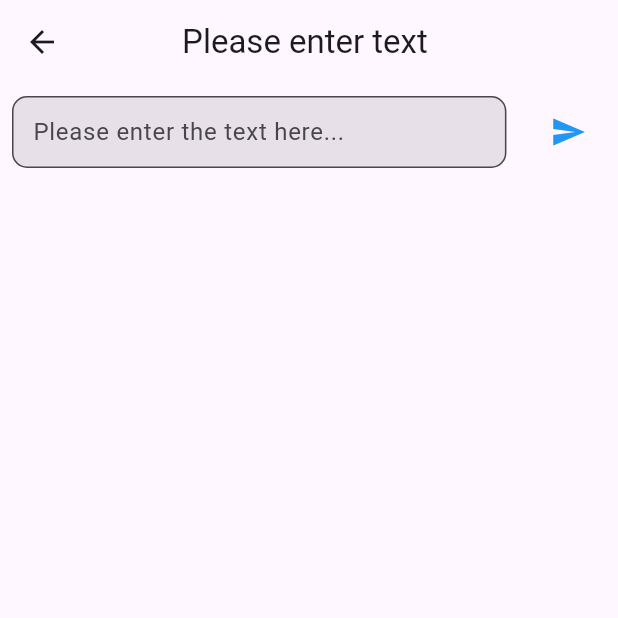
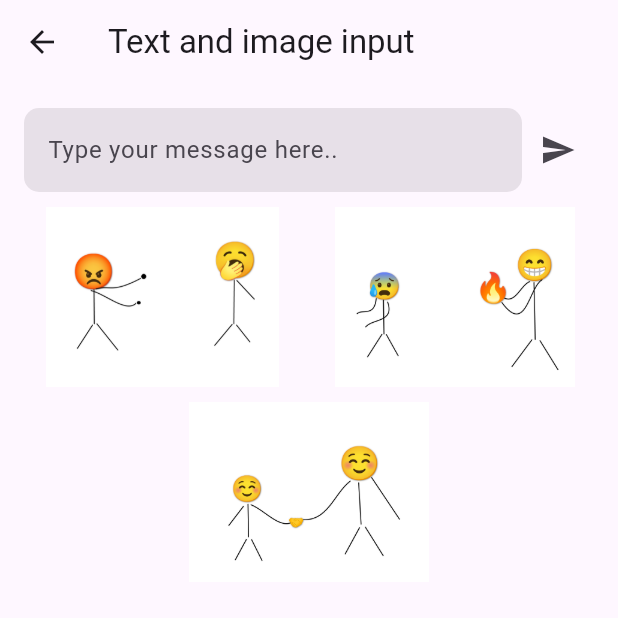
Before and after one commit to KRITAN-SHRESTHA/GeminiApp, a Flutter app: the screen it shows after launch, after a tap on an icon or button, on a phone screen of 412 x 824 dp, the top half of it. Run offline on Flutter 3.47's test engine with Material 3 defaults, Android fonts, the phone set to English and light mode, and no system bars; our stand-ins replace chat_bubbles, flutter_markdown, google_generative_ai, lottie; network calls fail.

Commit message:
fixed some design

```diff
--- a/lib/home.dart
+++ b/lib/home.dart
@@ -1,6 +1,9 @@
 import 'dart:io';
 
 import 'package:flutter/material.dart';
+import 'package:geminiapp/chat_section.dart';
+import 'package:geminiapp/stream_responses.dart';
+import 'package:geminiapp/text_image_input.dart';
 import 'package:geminiapp/text_only_input.dart';
 
 class HomePage extends StatefulWidget {
@@ -44,7 +47,7 @@ class _HomePageState extends State<HomePage> {
             TextButton(
               onPressed: () {
                 Navigator.of(context).push(MaterialPageRoute(
-                    builder: (context) => const TextOnlyInput()));
+                    builder: (context) => const TextImageInput()));
               },
               child: const Text(
                   'Generate text from text-and-image input (multimodal)'),
@@ -53,7 +56,7 @@ class _HomePageState extends State<HomePage> {
             TextButton(
               onPressed: () {
                 Navigator.of(context).push(MaterialPageRoute(
-                    builder: (context) => const TextOnlyInput()));
+                    builder: (context) => const StreamResponses()));
               },
               child: const Text('Build multi-turn conversations (chat)'),
             ),
@@ -61,7 +64,7 @@ class _HomePageState extends State<HomePage> {
             TextButton(
               onPressed: () {
                 Navigator.of(context).push(MaterialPageRoute(
-                    builder: (context) => const TextOnlyInput()));
+                    builder: (context) => const MultiTurnConversation()));
               },
               child: const Text('Use streaming for faster interactions'),
             ),
--- /dev/null
+++ b/lib/text_image_input.dart
@@ -0,0 +1,171 @@
+import 'package:flutter/material.dart';
+import 'package:flutter/services.dart';
+import 'package:google_generative_ai/google_generative_ai.dart';
+
+class TextImageInput extends StatefulWidget {
+  const TextImageInput({super.key});
+
+  @override
+  TextImageInputState createState() => TextImageInputState();
+}
+
+class TextImageInputState extends State<TextImageInput> {
+  String input = '';
+  String output = '';
+  bool loading = false;
+
+  @override
+  Widget build(BuildContext context) {
+    return Scaffold(
+      appBar: AppBar(
+        title: const Text('Text and image input'),
+      ),
+      body: Container(
+        padding: const EdgeInsets.all(16),
+        child: SingleChildScrollView(
+          child: Column(
+            children: [
+              Row(
+                children: [
+                  Expanded(
+                    child: TextField(
+                      decoration: InputDecoration(
+                        hintText: 'Type your message here..',
+                        fillColor: Colors.grey[20],
+                        filled: true,
+                        border: OutlineInputBorder(
+                          borderRadius: BorderRadius.circular(10),
+                          borderSide: BorderSide.none,
+                        ),
+                      ),
+                      onChanged: (value) {
+                        input = value;
+                      },
+                    ),
+                  ),
+                  loading
+                      ? const Padding(
+                          padding: EdgeInsets.all(8.0),
+                          child: CircularProgressIndicator(),
+                        )
+                      : IconButton(
+                          onPressed: generateText,
+                          icon: const Icon(Icons.send),
+                        ),
+                ],
+              ),
+              const SizedBox(
+                height: 10,
+              ),
+              Column(
+                children: [
+                  Row(
+                    children: [
+                      Expanded(
+                        child: Image.asset(
+                          'assets/images/image-input-1.png',
+                          fit: BoxFit.contain,
+                          height: 120,
+                        ),
+                      ),
+                      const SizedBox(
+                        width: 10,
+                      ),
+                      Expanded(
+                        child: Image.asset(
+                          'assets/images/image-input-2.png',
+                          fit: BoxFit.contain,
+                          height: 120,
+                        ),
+                      ),
+                    ],
+                  ),
+                  const SizedBox(
+                    height: 10,
+                  ),
+                  Row(
+                    children: [
+                      Expanded(
+                        child: Image.asset(
+                          'assets/images/image-input-3.png',
+                          fit: BoxFit.contain,
+                          height: 120,
+                        ),
+                      ),
+                    ],
+                  )
+                ],
+              ),
+              // const SizedBox(
+              //   height: 20,
+              // ),
+              // ElevatedButton(
+              //   onPressed: generateText,
+              //   child: const Text('Generate text'),
+              // ),
+              // const SizedBox(
+              //   height: 20,
+              // ),
+              // (loading)
+              //     ? const Center(
+              //         child: CircularProgressIndicator(),
+              //       )
+              //     : Text(output),
+              const SizedBox(
+                height: 20,
+              ),
+              Text(output)
+            ],
+          ),
+        ),
+      ),
+    );
+  }
+
+  generateText() async {
+    setState(() {
+      loading = true;
+    });
+    const apiKey = 'AIzaSyBxwdZiDk2Yz7LQ3FbBEiKXFlLfgEWEqps';
+
+    // for text and image input, use gemini-pro-vision model
+    final model = GenerativeModel(model: 'gemini-pro-vision', apiKey: apiKey);
+    final (firstImage, secondImage, thirdImage) = await (
+      getImageBytes('assets/images/image-input-1.png'),
+      getImageBytes('assets/images/image-input-2.png'),
+      getImageBytes('assets/images/image-input-3.png'),
+    ).wait;
+
+    if (firstImage == null || secondImage == null || thirdImage == null) {
+      setState(() {
+        output = 'Error loading images';
+        loading = false;
+      });
+      return;
+    }
+
+    final response = await model.generateContent([
+      Content.multi([
+        TextPart(input),
+        DataPart('image/png', firstImage),
+        DataPart('image/png', secondImage),
+        DataPart('image/png', thirdImage),
+      ])
+    ]);
+
+    setState(() {
+      output = response.text ?? 'No response';
+      loading = false;
+    });
+  }
+
+  Future<Uint8List?> getImageBytes(String assetPath) async {
+    try {
+      ByteData byteData = await rootBundle.load(assetPath);
+      return byteData.buffer.asUint8List();
+    } catch (e) {
+      debugPrint('Error loading image: $e');
+    }
+    return null;
+  }
+}
```
Also changed, not shown: assets/animations/typing.json (added, +1 -0 lines), lib/chat_section.dart (added, +307 -0 lines), lib/stream_responses.dart (added, +171 -0 lines), pubspec.yaml (+8 -12 lines), assets/images/image-input-1.png (added), assets/images/image-input-2.png (added), assets/images/image-input-3.png (added), pubspec.lock.
